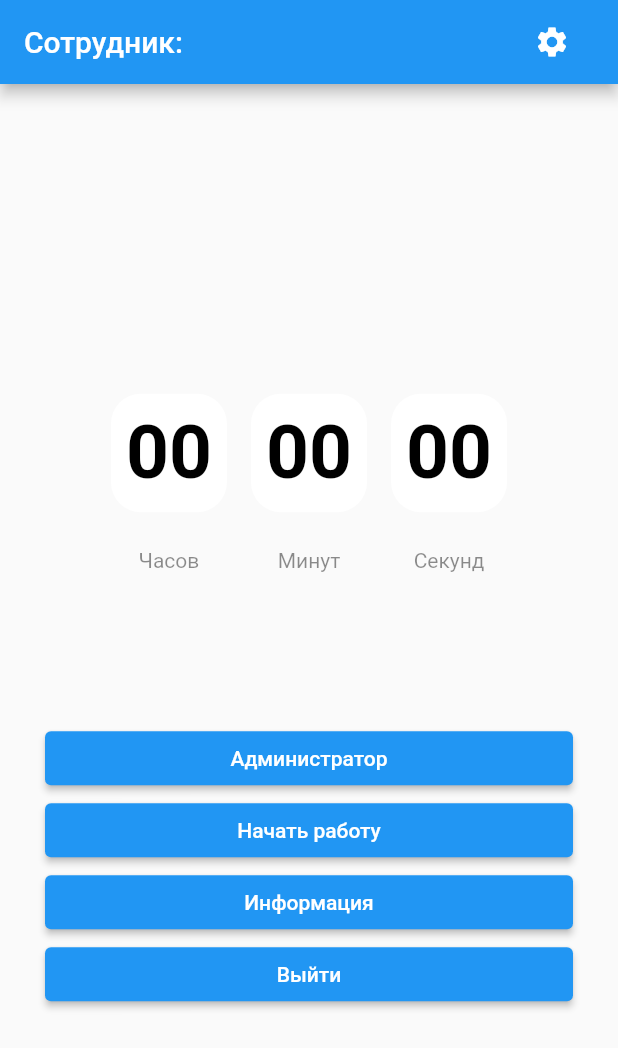
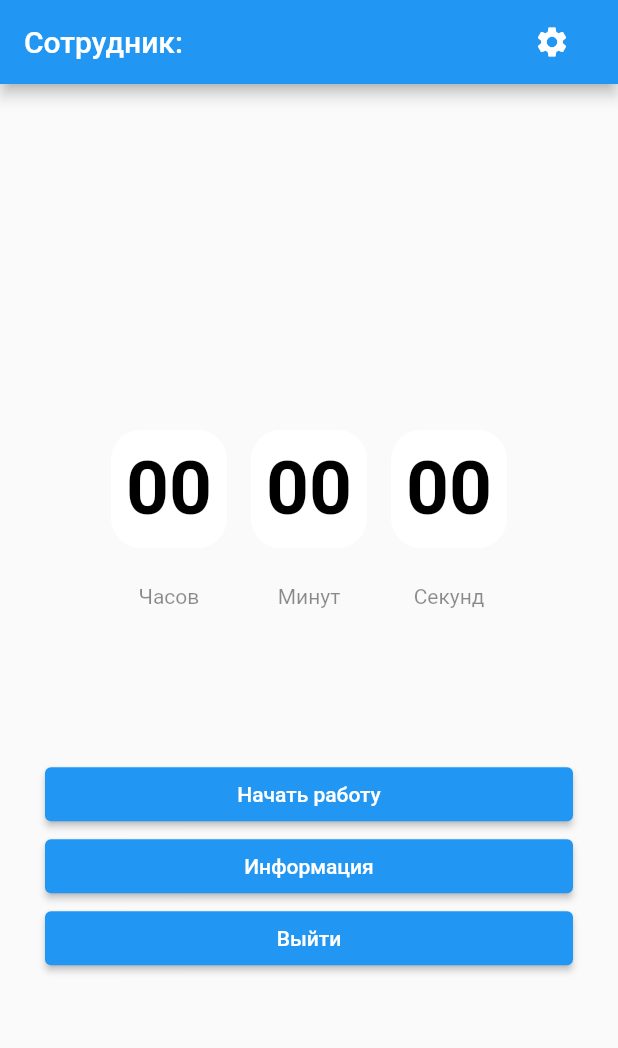
Before and after one commit to ArtemC6/workday, a Flutter app: the EmployeeScreen screen opened by its route, on a phone screen of 412 x 824 dp. Shown: the top 1048 px of the screen. Run offline on Flutter 3.47's test engine with Material 2 defaults, Android fonts, the phone set to English and light mode, and no system bars; our stand-ins replace cloud_firestore, firebase_auth, firebase_core, firebase_storage, image_picker, shared_preferences; missing offline and left inert: horizontal_data_table; accounts and stored records are empty.

Commit message:
Commit Version - 13

```diff
--- a/lib/screens/employee_screen.dart
+++ b/lib/screens/employee_screen.dart
@@ -425,18 +425,18 @@ class _EmployeeScreenState extends State<EmployeeScreen> {
                     padding: EdgeInsets.only(bottom: 100),
                     child: buildTime(),
                   ),
-                  Container(
-                    width: double.infinity,
-                    child: ElevatedButton(
-                      onPressed: () async {
-                        Navigator.push(
-                            context,
-                            MaterialPageRoute(
-                                builder: (context) => AdministratorScreen()));
-                      },
-                      child: Text('Администратор'),
-                    ),
-                  ),
+                  // Container(
+                  //   width: double.infinity,
+                  //   child: ElevatedButton(
+                  //     onPressed: () async {
+                  //       Navigator.push(
+                  //           context,
+                  //           MaterialPageRoute(
+                  //               builder: (context) => AdministratorScreen()));
+                  //     },
+                  //     child: Text('Администратор'),
+                  //   ),
+                  // ),
                   if (!isVisible)
                     Container(
                       width: double.infinity,
```
